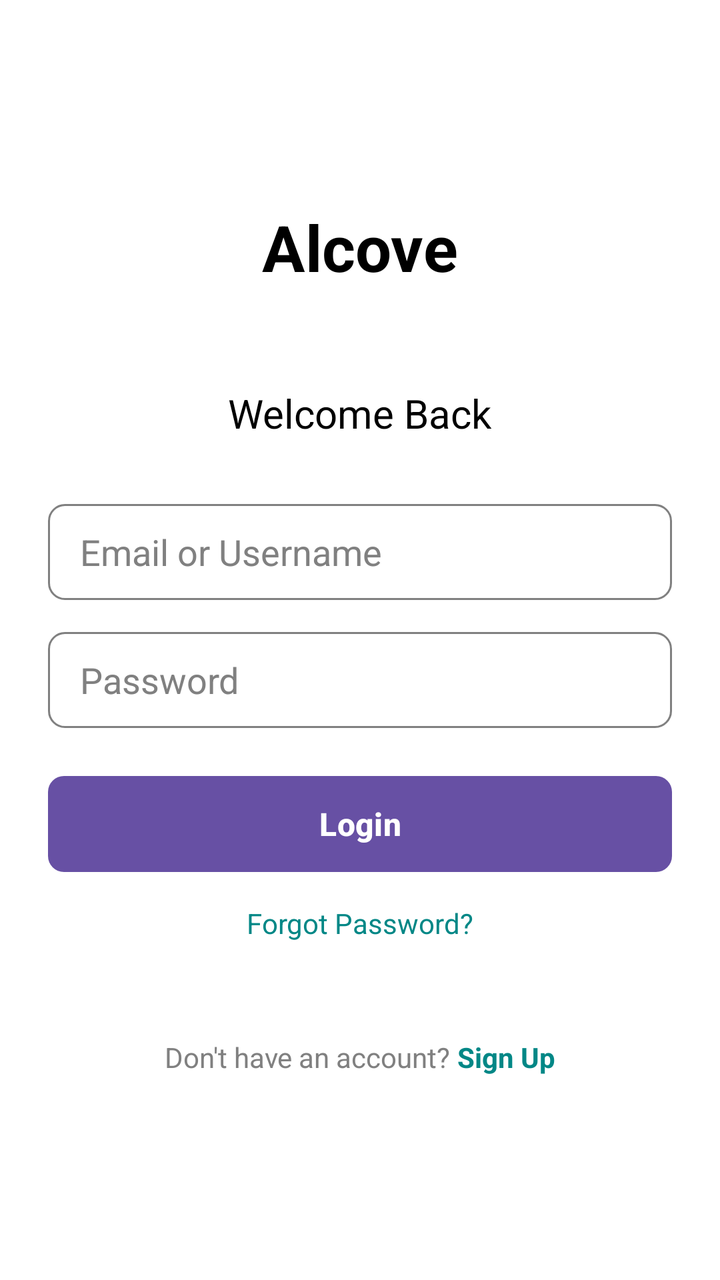
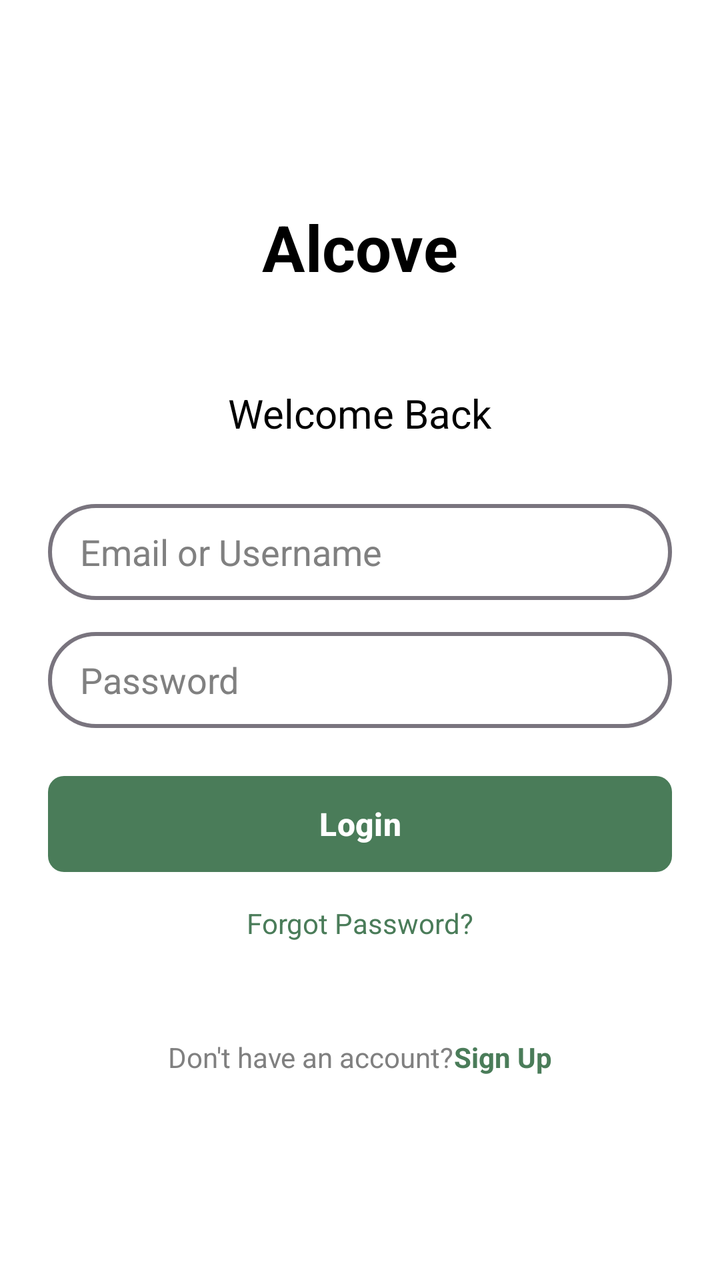

An Android layout rendered at two revisions. The XML below is the earlier revision; the diff shows what the commit changed to produce the second picture.
<!-- AndroidManifest.xml: application theme Theme.Alcove -->
<!-- res/layout/activity_login.xml -->
<?xml version="1.0" encoding="utf-8"?>
<LinearLayout xmlns:android="http://schemas.android.com/apk/res/android"
    xmlns:tools="http://schemas.android.com/tools"
    android:layout_width="match_parent"
    android:layout_height="match_parent"
    android:orientation="vertical"
    android:padding="24dp"
    android:gravity="center"
    android:background="@color/white"
    tools:ignore="MissingDefaultResource">

    
    <TextView
        android:id="@+id/appTitle"
        android:layout_width="wrap_content"
        android:layout_height="wrap_content"
        android:text="Alcove"
        android:textSize="32sp"
        android:textStyle="bold"
        android:textColor="@color/black"
        android:layout_marginBottom="48dp" />

    
    <TextView
        android:id="@+id/welcomeText"
        android:layout_width="wrap_content"
        android:layout_height="wrap_content"
        android:text="Welcome Back"
        android:textSize="20sp"
        android:textColor="@color/black"
        android:layout_marginBottom="32dp" />

    
    <EditText
        android:id="@+id/emailInput"
        android:layout_width="match_parent"
        android:layout_height="48dp"
        android:hint="Email or Username"
        android:inputType="textEmailAddress"
        android:paddingStart="16dp"
        android:paddingEnd="16dp"
        android:background="@drawable/rounded_input_background"
        android:layout_marginBottom="16dp"
        android:textColor="@color/black"
        android:textColorHint="@color/gray" />

    
    <EditText
        android:id="@+id/passwordInput"
        android:layout_width="match_parent"
        android:layout_height="48dp"
        android:hint="Password"
        android:inputType="textPassword"
        android:paddingStart="16dp"
        android:paddingEnd="16dp"
        android:background="@drawable/rounded_input_background"
        android:layout_marginBottom="24dp"
        android:textColor="@color/black"
        android:textColorHint="@color/gray" />

    
    <Button
        android:id="@+id/loginButton"
        android:layout_width="match_parent"
        android:layout_height="48dp"
        android:text="Login"
        android:textSize="16sp"
        android:textStyle="bold"
        android:textColor="@color/white"
        android:background="@drawable/rounded_button_background"
        android:layout_marginBottom="16dp" />

    
    <TextView
        android:id="@+id/forgotPasswordLink"
        android:layout_width="wrap_content"
        android:layout_height="wrap_content"
        android:text="Forgot Password?"
        android:textColor="@color/teal_700"
        android:textSize="14sp"
        android:layout_marginBottom="48dp"
        android:clickable="true"
        android:focusable="true" />

    
    <LinearLayout
        android:layout_width="wrap_content"
        android:layout_height="wrap_content"
        android:orientation="horizontal"
        android:gravity="center">

        <TextView
            android:layout_width="wrap_content"
            android:layout_height="wrap_content"
            android:text="Don't have an account? "
            android:textColor="@color/gray"
            android:textSize="14sp" />

        <TextView
            android:id="@+id/signUpLink"
            android:layout_width="wrap_content"
            android:layout_height="wrap_content"
            android:text="Sign Up"
            android:textColor="@color/teal_700"
            android:textSize="14sp"
            android:textStyle="bold"
            android:clickable="true"
            android:focusable="true" />

    </LinearLayout>

</LinearLayout>
<!-- resources referenced by this layout -->
<resources>
  <color name="black">#FF000000</color>
  <color name="gray">#FF808080</color>
  <color name="teal_700">#FF018786</color>
  <color name="white">#FFFFFFFF</color>
  <!-- drawable rounded_button_background (drawable) -->
  <?xml version="1.0" encoding="utf-8"?>
  <shape xmlns:android="http://schemas.android.com/apk/res/android"
      android:shape="rectangle">
      <solid android:color="@color/teal_700" />
      <corners android:radius="8dp" />
  </shape>
  <!-- drawable rounded_input_background (drawable) -->
  <?xml version="1.0" encoding="utf-8"?>
  <shape xmlns:android="http://schemas.android.com/apk/res/android"
      android:shape="rectangle">
      <solid android:color="#FFFFFFFF" />
      <stroke android:color="@color/gray" android:width="1dp" />
      <corners android:radius="8dp" />
  </shape>
  <style name="Theme.Alcove" parent="Base.Theme.Alcove" />
  <style name="Base.Theme.Alcove" parent="Theme.Material3.DayNight.NoActionBar">
          
          
      </style>
</resources>

<!-- the commit's change to res/layout/activity_login.xml (unified diff, before → after) -->
@@ -1,112 +1,120 @@
 <?xml version="1.0" encoding="utf-8"?>
-<LinearLayout xmlns:android="http://schemas.android.com/apk/res/android"
+<ScrollView xmlns:android="http://schemas.android.com/apk/res/android"
     xmlns:tools="http://schemas.android.com/tools"
+    android:id="@+id/loginMain"
     android:layout_width="match_parent"
     android:layout_height="match_parent"
-    android:orientation="vertical"
-    android:padding="24dp"
-    android:gravity="center"
-    android:background="@color/white"
+    android:fillViewport="true"
     tools:ignore="MissingDefaultResource">
 
-    
-    <TextView
-        android:id="@+id/appTitle"
-        android:layout_width="wrap_content"
+    <LinearLayout
+        android:layout_width="match_parent"
         android:layout_height="wrap_content"
-        android:text="Alcove"
-        android:textSize="32sp"
-        android:textStyle="bold"
-        android:textColor="@color/black"
-        android:layout_marginBottom="48dp" />
+        android:orientation="vertical"
+        android:padding="24dp"
+        android:gravity="center"
+        android:background="@color/white">
 
-    
-    <TextView
-        android:id="@+id/welcomeText"
-        android:layout_width="wrap_content"
-        android:layout_height="wrap_content"
-        android:text="Welcome Back"
-        android:textSize="20sp"
-        android:textColor="@color/black"
-        android:layout_marginBottom="32dp" />
-
-    
-    <EditText
-        android:id="@+id/emailInput"
-        android:layout_width="match_parent"
-        android:layout_height="48dp"
-        android:hint="Email or Username"
-        android:inputType="textEmailAddress"
-        android:paddingStart="16dp"
-        android:paddingEnd="16dp"
-        android:background="@drawable/rounded_input_background"
-        android:layout_marginBottom="16dp"
-        android:textColor="@color/black"
-        android:textColorHint="@color/gray" />
-
-    
-    <EditText
-        android:id="@+id/passwordInput"
-        android:layout_width="match_parent"
-        android:layout_height="48dp"
-        android:hint="Password"
-        android:inputType="textPassword"
-        android:paddingStart="16dp"
-        android:paddingEnd="16dp"
-        android:background="@drawable/rounded_input_background"
-        android:layout_marginBottom="24dp"
-        android:textColor="@color/black"
-        android:textColorHint="@color/gray" />
-
-    
-    <Button
-        android:id="@+id/loginButton"
-        android:layout_width="match_parent"
-        android:layout_height="48dp"
-        android:text="Login"
-        android:textSize="16sp"
-        android:textStyle="bold"
-        android:textColor="@color/white"
-        android:background="@drawable/rounded_button_background"
-        android:layout_marginBottom="16dp" />
-
-    
-    <TextView
-        android:id="@+id/forgotPasswordLink"
-        android:layout_width="wrap_content"
-        android:layout_height="wrap_content"
-        android:text="Forgot Password?"
-        android:textColor="@color/teal_700"
-        android:textSize="14sp"
-        android:layout_marginBottom="48dp"
-        android:clickable="true"
-        android:focusable="true" />
-
-    
-    <LinearLayout
-        android:layout_width="wrap_content"
-        android:layout_height="wrap_content"
-        android:orientation="horizontal"
-        android:gravity="center">
-
+        
         <TextView
+            android:id="@+id/appTitle"
             android:layout_width="wrap_content"
             android:layout_height="wrap_content"
-            android:text="Don't have an account? "
-            android:textColor="@color/gray"
-            android:textSize="14sp" />
+            android:text="@string/alcove"
+            android:textSize="32sp"
+            android:textStyle="bold"
+            android:textColor="@color/black"
+            android:layout_marginBottom="48dp" />
 
+        
         <TextView
-            android:id="@+id/signUpLink"
+            android:id="@+id/welcomeText"
             android:layout_width="wrap_content"
             android:layout_height="wrap_content"
-            android:text="Sign Up"
-            android:textColor="@color/teal_700"
+            android:text="@string/welcome_back"
+            android:textSize="20sp"
+            android:textColor="@color/black"
+            android:layout_marginBottom="32dp" />
+
+        
+        <EditText
+            android:id="@+id/emailInput"
+            android:layout_width="match_parent"
+            android:layout_height="48dp"
+            android:hint="@string/email_or_username"
+            android:inputType="textEmailAddress"
+            android:paddingStart="16dp"
+            android:paddingEnd="16dp"
+            android:background="@drawable/rounded_input_background"
+            android:layout_marginBottom="16dp"
+            android:textColor="@color/black"
+            android:textColorHint="@color/gray" />
+
+        
+        <EditText
+            android:id="@+id/passwordInput"
+            android:layout_width="match_parent"
+            android:layout_height="48dp"
+            android:hint="@string/password"
+            android:inputType="textPassword"
+            android:paddingStart="16dp"
+            android:paddingEnd="16dp"
+            android:background="@drawable/rounded_input_background"
+            android:layout_marginBottom="24dp"
+            android:textColor="@color/black"
+            android:textColorHint="@color/gray" />
+
+        
+        <Button
+            android:id="@+id/loginButton"
+            android:layout_width="match_parent"
+            android:layout_height="48dp"
+            android:text="@string/login"
+            android:textSize="16sp"
+            android:textStyle="bold"
+            android:textColor="@color/white"
+            android:background="@drawable/rounded_button_background"
+            android:layout_marginBottom="16dp" />
+
+        
+        <TextView
+            android:id="@+id/forgotPasswordLink"
+            android:layout_width="wrap_content"
+            android:layout_height="wrap_content"
+            android:text="@string/forgot_password"
+            android:textColor="?attr/colorPrimary"
             android:textSize="14sp"
-            android:textStyle="bold"
+            android:layout_marginBottom="48dp"
             android:clickable="true"
             android:focusable="true" />
 
+        
+        <LinearLayout
+            android:layout_width="wrap_content"
+            android:layout_height="wrap_content"
+            android:orientation="horizontal"
+            android:gravity="center">
+
+            <TextView
+                android:layout_width="wrap_content"
+                android:layout_height="wrap_content"
+                android:text="@string/dont_have_account"
+                android:textColor="@color/gray"
+                android:textSize="14sp" />
+
+            <TextView
+                android:id="@+id/signUpLink"
+                android:layout_width="wrap_content"
+                android:layout_height="wrap_content"
+                android:text="@string/sign_up"
+                android:textColor="?attr/colorPrimary"
+                android:textSize="14sp"
+                android:textStyle="bold"
+                android:clickable="true"
+                android:focusable="true" />
+
+        </LinearLayout>
+
     </LinearLayout>
 
-</LinearLayout>
+</ScrollView>
<!-- resource entries referenced after the edit -->
@@ -2,27 +2,74 @@
 <resources>
   <color name="black">#FF000000</color>
   <color name="gray">#FF808080</color>
-  <color name="teal_700">#FF018786</color>
   <color name="white">#FFFFFFFF</color>
   <!-- drawable rounded_button_background (drawable) -->
   <?xml version="1.0" encoding="utf-8"?>
   <shape xmlns:android="http://schemas.android.com/apk/res/android"
       android:shape="rectangle">
-      <solid android:color="@color/teal_700" />
+      <solid android:color="@color/primary" />
       <corners android:radius="8dp" />
   </shape>
   <!-- drawable rounded_input_background (drawable) -->
   <?xml version="1.0" encoding="utf-8"?>
   <shape xmlns:android="http://schemas.android.com/apk/res/android"
       android:shape="rectangle">
-      <solid android:color="#FFFFFFFF" />
-      <stroke android:color="@color/gray" android:width="1dp" />
-      <corners android:radius="8dp" />
+      <solid android:color="@android:color/transparent" />
+      <corners android:radius="50dp" /> 
+      <stroke
+          android:width="2dp"
+          android:color="@color/outline" /> 
   </shape>
+  <string name="alcove">Alcove</string>
+  <string name="dont_have_account">Don\'t have an account? </string>
+  <string name="email_or_username">Email or Username</string>
+  <string name="forgot_password">Forgot Password?</string>
+  <string name="login">Login</string>
+  <string name="password">Password</string>
+  <string name="sign_up">Sign Up</string>
+  <string name="welcome_back">Welcome Back</string>
   <style name="Theme.Alcove" parent="Base.Theme.Alcove" />
-  <style name="Base.Theme.Alcove" parent="Theme.Material3.DayNight.NoActionBar">
+  <color name="primary">#4A7C59</color>
+  <color name="outline">#79747E</color>
+  <style name="Base.Theme.Alcove" parent="Theme.Material3.Light.NoActionBar">
           
-          
+          <item name="colorPrimary">@color/primary</item>
+          <item name="colorOnPrimary">@color/on_primary</item>
+          <item name="colorPrimaryContainer">@color/primary_light</item>
+          <item name="colorOnPrimaryContainer">@color/on_primary</item>
+          <item name="colorSecondary">@color/secondary</item>
+          <item name="colorOnSecondary">@color/on_secondary</item>
+          <item name="colorSecondaryContainer">@color/secondary_light</item>
+          <item name="colorOnSecondaryContainer">@color/on_secondary</item>
+          <item name="colorTertiary">@color/secondary</item>
+          <item name="colorOnTertiary">@color/on_secondary</item>
+          <item name="colorTertiaryContainer">@color/secondary_light</item>
+          <item name="colorOnTertiaryContainer">@color/on_secondary</item>
+          <item name="colorError">@color/error</item>
+          <item name="colorOnError">@color/white</item>
+          <item name="colorErrorContainer">@color/error</item>
+          <item name="colorOnErrorContainer">@color/white</item>
+          <item name="colorSurface">@color/surface</item>
+          <item name="colorOnSurface">@color/on_surface</item>
+          <item name="colorSurfaceVariant">@color/surface_variant</item>
+          <item name="colorOnSurfaceVariant">@color/on_surface_variant</item>
+          <item name="colorOutline">@color/outline</item>
+          <item name="colorOutlineVariant">@color/outline_variant</item>
+          <item name="android:colorBackground">@color/background</item>
+          <item name="colorOnBackground">@color/on_background</item>
       </style>
+  <color name="on_primary">#FFFFFF</color>
+  <color name="primary_light">#7A9B7E</color>
+  <color name="secondary">#D4A574</color>
+  <color name="on_secondary">#000000</color>
+  <color name="secondary_light">#E8C49A</color>
+  <color name="error">#BA1A1A</color>
+  <color name="surface">#FFFFFF</color>
+  <color name="on_surface">#1C1B1F</color>
+  <color name="surface_variant">#E7E0EC</color>
+  <color name="on_surface_variant">#49454F</color>
+  <color name="outline_variant">#CAC4D0</color>
+  <color name="background">#FEFCF8</color>
+  <color name="on_background">#1C1B1F</color>
 </resources>
 
